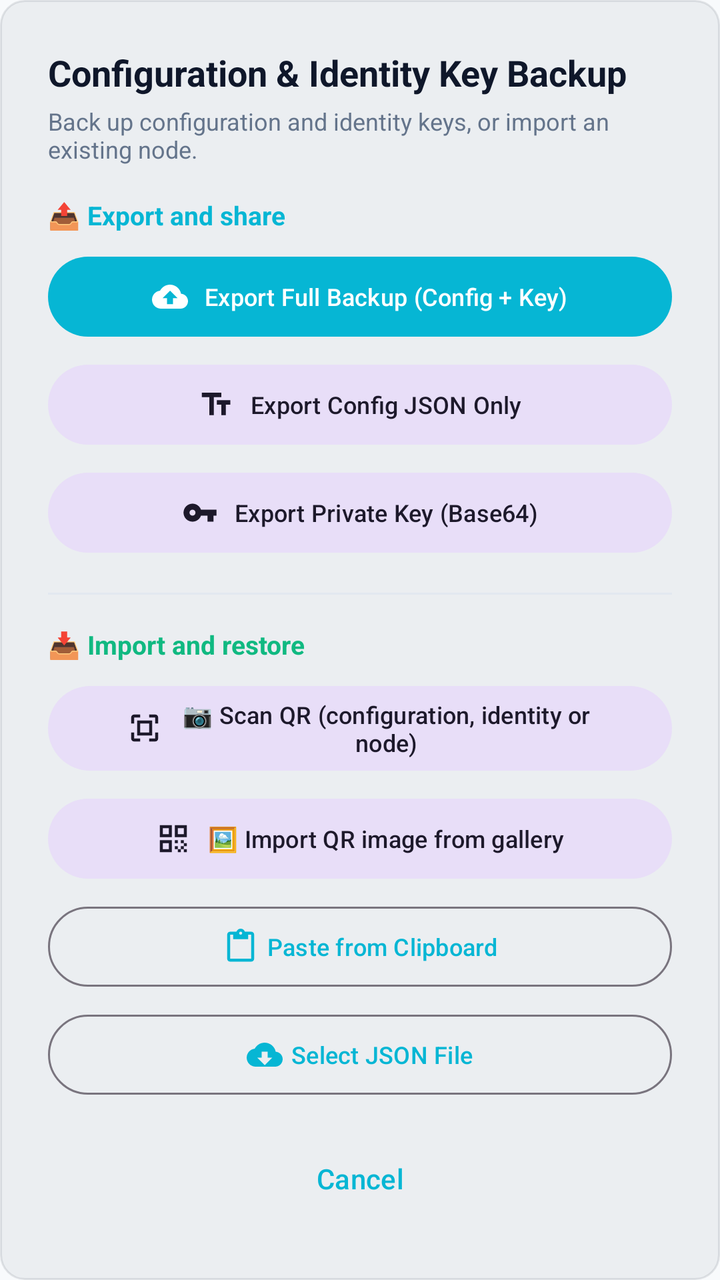
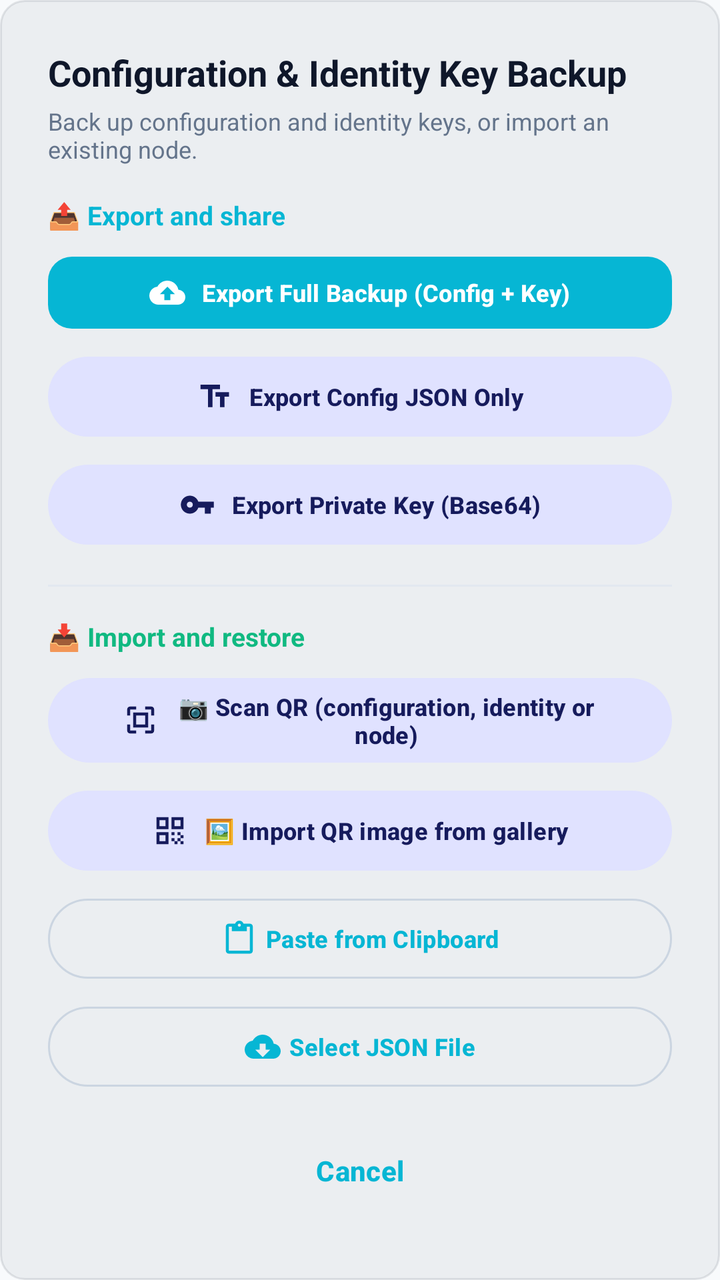

Screens rendered from an Android XML layout before and after an edit, with the pre-edit source and the edit as a unified diff.
<!-- AndroidManifest.xml: application theme Theme.P2ptap -->
<!-- res/layout/dialog_backup.xml -->
<?xml version="1.0" encoding="utf-8"?>
<androidx.core.widget.NestedScrollView xmlns:android="http://schemas.android.com/apk/res/android"
    xmlns:app="http://schemas.android.com/apk/res-auto"
    xmlns:tools="http://schemas.android.com/tools"
    android:layout_width="match_parent"
    android:layout_height="wrap_content"
    android:background="@drawable/bg_code_block">

    <LinearLayout
        android:layout_width="match_parent"
        android:layout_height="wrap_content"
        android:orientation="vertical"
        android:padding="24dp">

        
        <TextView
            android:layout_width="wrap_content"
            android:layout_height="wrap_content"
            android:text="@string/dialog_backup_title"
            android:textColor="@color/text_primary"
            android:textSize="18sp"
            android:textStyle="bold" />

        <TextView
            android:layout_width="wrap_content"
            android:layout_height="wrap_content"
            android:layout_marginTop="4dp"
            android:layout_marginBottom="16dp"
            android:text="@string/backup_description"
            android:textColor="@color/text_secondary"
            android:textSize="12sp" />

        
        <TextView
            android:layout_width="wrap_content"
            android:layout_height="wrap_content"
            android:layout_marginBottom="8dp"
            android:text="@string/backup_export_group"
            android:textColor="@color/brand_primary"
            android:textSize="13sp"
            android:textStyle="bold" />

        <com.google.android.material.button.MaterialButton
            android:id="@+id/btnExportBundle"
            android:layout_width="match_parent"
            android:layout_height="wrap_content"
            android:layout_marginBottom="6dp"
            android:text="@string/action_export_bundle"
            android:textSize="12sp"
            app:icon="@drawable/ic_backup"
            app:iconGravity="textStart" />

        <com.google.android.material.button.MaterialButton
            android:id="@+id/btnExportConfig"
            style="@style/Widget.Material3.Button.TonalButton"
            android:layout_width="match_parent"
            android:layout_height="wrap_content"
            android:layout_marginBottom="6dp"
            android:text="@string/action_export_config_only"
            android:textSize="12sp"
            app:icon="@drawable/ic_text"
            app:iconGravity="textStart" />

        <com.google.android.material.button.MaterialButton
            android:id="@+id/btnExportKey"
            style="@style/Widget.Material3.Button.TonalButton"
            android:layout_width="match_parent"
            android:layout_height="wrap_content"
            android:layout_marginBottom="16dp"
            android:text="@string/action_export_key_only"
            android:textSize="12sp"
            app:icon="@drawable/ic_key"
            app:iconGravity="textStart" />

        <View
            android:layout_width="match_parent"
            android:layout_height="1dp"
            android:layout_marginBottom="16dp"
            android:background="@color/card_stroke" />

        
        <TextView
            android:layout_width="wrap_content"
            android:layout_height="wrap_content"
            android:layout_marginBottom="8dp"
            android:text="@string/backup_import_group"
            android:textColor="@color/status_connected"
            android:textSize="13sp"
            android:textStyle="bold" />

        
        <com.google.android.material.button.MaterialButton
            android:id="@+id/btnScanQrImport"
            style="@style/Widget.Material3.Button.TonalButton"
            android:layout_width="match_parent"
            android:layout_height="wrap_content"
            android:layout_marginBottom="6dp"
            android:text="@string/backup_scan_qr"
            android:textSize="12sp"
            app:icon="@drawable/ic_qr_scan"
            app:iconGravity="textStart" />

        
        <com.google.android.material.button.MaterialButton
            android:id="@+id/btnGalleryQrImport"
            style="@style/Widget.Material3.Button.TonalButton"
            android:layout_width="match_parent"
            android:layout_height="wrap_content"
            android:layout_marginBottom="6dp"
            android:text="@string/backup_gallery_qr"
            android:textSize="12sp"
            app:icon="@drawable/ic_qr_code"
            app:iconGravity="textStart" />

        
        <com.google.android.material.button.MaterialButton
            android:id="@+id/btnPasteImport"
            style="@style/Widget.Material3.Button.OutlinedButton"
            android:layout_width="match_parent"
            android:layout_height="wrap_content"
            android:layout_marginBottom="6dp"
            android:text="@string/opt_paste_clipboard"
            android:textSize="12sp"
            app:icon="@drawable/ic_paste"
            app:iconGravity="textStart" />

        
        <com.google.android.material.button.MaterialButton
            android:id="@+id/btnFileImport"
            style="@style/Widget.Material3.Button.OutlinedButton"
            android:layout_width="match_parent"
            android:layout_height="wrap_content"
            android:layout_marginBottom="6dp"
            android:text="@string/opt_choose_file"
            android:textSize="12sp"
            app:icon="@drawable/ic_restore"
            app:iconGravity="textStart" />

        
        <com.google.android.material.button.MaterialButton
            android:id="@+id/btnCancelBackup"
            style="@style/Widget.Material3.Button.TextButton"
            android:layout_width="match_parent"
            android:layout_height="wrap_content"
            android:layout_marginTop="8dp"
            android:text="@string/btn_cancel" />

    </LinearLayout>
</androidx.core.widget.NestedScrollView>
<!-- resources referenced by this layout -->
<resources>
  <color name="brand_primary">#06B6D4</color>
  <color name="card_stroke">#E2E8F0</color>
  <color name="text_primary">#0F172A</color>
  <color name="text_secondary">#64748B</color>
  <style name="Base.Theme.P2ptap" parent="Theme.Material3.DayNight.NoActionBar">
          <item name="colorPrimary">@color/brand_primary</item>
          <item name="colorOnPrimary">@color/white</item>
          <item name="colorSecondary">@color/brand_secondary</item>
          <item name="colorOnSecondary">@color/white</item>
          <item name="colorSurface">@color/card_bg</item>
          <item name="colorOnSurface">@color/text_primary</item>
          <item name="colorSurfaceVariant">@color/card_elevated</item>
          <item name="colorOnSurfaceVariant">@color/text_secondary</item>
          <item name="android:statusBarColor">@color/window_bg</item>
          <item name="android:windowLightStatusBar">true</item>
          <item name="android:navigationBarColor">@color/window_bg</item>
          <item name="android:windowLightNavigationBar" tools:targetApi="o_mr1">true</item>
          <item name="android:windowBackground">@color/window_bg</item>
      </style>
  <color name="white">#FFFFFFFF</color>
  <color name="brand_secondary">#6366F1</color>
  <color name="card_bg">#FFFFFF</color>
  <color name="card_elevated">#F1F5F9</color>
  <!-- unchanged entries left out for length: 23 -->
</resources>

<!-- the commit's change to res/layout/dialog_backup.xml (unified diff, before → after) -->
@@ -17,7 +17,7 @@
             android:layout_width="wrap_content"
             android:layout_height="wrap_content"
             android:text="@string/dialog_backup_title"
-            android:textColor="@color/text_primary"
+            android:textColor="?attr/colorOnSurface"
             android:textSize="18sp"
             android:textStyle="bold" />
 
@@ -27,7 +27,7 @@
             android:layout_marginTop="4dp"
             android:layout_marginBottom="16dp"
             android:text="@string/backup_description"
-            android:textColor="@color/text_secondary"
+            android:textColor="?attr/colorOnSurfaceVariant"
             android:textSize="12sp" />
 
         
@@ -36,7 +36,7 @@
             android:layout_height="wrap_content"
             android:layout_marginBottom="8dp"
             android:text="@string/backup_export_group"
-            android:textColor="@color/brand_primary"
+            android:textColor="?attr/colorPrimary"
             android:textSize="13sp"
             android:textStyle="bold" />
 
@@ -76,7 +76,7 @@
             android:layout_width="match_parent"
             android:layout_height="1dp"
             android:layout_marginBottom="16dp"
-            android:background="@color/card_stroke" />
+            android:background="?attr/colorOutlineVariant" />
 
         
         <TextView
<!-- resource entries referenced after the edit -->
@@ -1,28 +1,202 @@
 <!-- resources referenced by this layout -->
 <resources>
-  <color name="brand_primary">#06B6D4</color>
-  <color name="card_stroke">#E2E8F0</color>
-  <color name="text_primary">#0F172A</color>
-  <color name="text_secondary">#64748B</color>
   <style name="Base.Theme.P2ptap" parent="Theme.Material3.DayNight.NoActionBar">
-          <item name="colorPrimary">@color/brand_primary</item>
-          <item name="colorOnPrimary">@color/white</item>
-          <item name="colorSecondary">@color/brand_secondary</item>
-          <item name="colorOnSecondary">@color/white</item>
-          <item name="colorSurface">@color/card_bg</item>
-          <item name="colorOnSurface">@color/text_primary</item>
-          <item name="colorSurfaceVariant">@color/card_elevated</item>
-          <item name="colorOnSurfaceVariant">@color/text_secondary</item>
+          
+          <item name="colorPrimary">@color/md_primary</item>
+          <item name="colorOnPrimary">@color/md_on_primary</item>
+          <item name="colorPrimaryContainer">@color/md_primary_container</item>
+          <item name="colorOnPrimaryContainer">@color/md_on_primary_container</item>
+          <item name="colorPrimaryInverse">@color/md_primary_inverse</item>
+          <item name="colorSecondary">@color/md_secondary</item>
+          <item name="colorOnSecondary">@color/md_on_secondary</item>
+          <item name="colorSecondaryContainer">@color/md_secondary_container</item>
+          <item name="colorOnSecondaryContainer">@color/md_on_secondary_container</item>
+          <item name="colorTertiary">@color/md_tertiary</item>
+          <item name="colorOnTertiary">@color/md_on_tertiary</item>
+          <item name="colorTertiaryContainer">@color/md_tertiary_container</item>
+          <item name="colorOnTertiaryContainer">@color/md_on_tertiary_container</item>
+          <item name="colorError">@color/md_error</item>
+          <item name="colorOnError">@color/md_on_error</item>
+          <item name="colorErrorContainer">@color/md_error_container</item>
+          <item name="colorOnErrorContainer">@color/md_on_error_container</item>
+          <item name="android:colorBackground">@color/md_background</item>
+          <item name="colorOnBackground">@color/md_on_background</item>
+          <item name="colorSurface">@color/md_surface</item>
+          <item name="colorOnSurface">@color/md_on_surface</item>
+          <item name="colorSurfaceContainerLowest">@color/md_surface_container_lowest</item>
+          <item name="colorSurfaceContainerLow">@color/md_surface_container_low</item>
+          <item name="colorSurfaceContainer">@color/md_surface_container</item>
+          <item name="colorSurfaceContainerHigh">@color/md_surface_container_high</item>
+          <item name="colorSurfaceContainerHighest">@color/md_surface_container_highest</item>
+          <item name="colorSurfaceVariant">@color/md_surface_variant</item>
+          <item name="colorOnSurfaceVariant">@color/md_on_surface_variant</item>
+          <item name="colorSurfaceInverse">@color/md_surface_inverse</item>
+          <item name="colorOnSurfaceInverse">@color/md_on_surface_inverse</item>
+          <item name="colorOutline">@color/md_outline</item>
+          <item name="colorOutlineVariant">@color/md_outline_variant</item>
+          <item name="android:colorControlHighlight">@color/md_scrim</item>
+  
+          
+          <item name="shapeAppearanceSmallComponent">@style/ShapeAppearance.P2ptap.Small</item>
+          <item name="shapeAppearanceMediumComponent">@style/ShapeAppearance.P2ptap.Medium</item>
+          <item name="shapeAppearanceLargeComponent">@style/ShapeAppearance.P2ptap.Large</item>
+  
+          
+          <item name="textAppearanceDisplayLarge">@style/TextAppearance.P2ptap.DisplayLarge</item>
+          <item name="textAppearanceDisplayMedium">@style/TextAppearance.P2ptap.DisplayMedium</item>
+          <item name="textAppearanceDisplaySmall">@style/TextAppearance.P2ptap.DisplaySmall</item>
+          <item name="textAppearanceHeadlineMedium">@style/TextAppearance.P2ptap.HeadlineMedium</item>
+          <item name="textAppearanceHeadlineSmall">@style/TextAppearance.P2ptap.HeadlineSmall</item>
+          <item name="textAppearanceTitleLarge">@style/TextAppearance.P2ptap.TitleLarge</item>
+          <item name="textAppearanceTitleMedium">@style/TextAppearance.P2ptap.TitleMedium</item>
+          <item name="textAppearanceTitleSmall">@style/TextAppearance.P2ptap.TitleSmall</item>
+          <item name="textAppearanceBodyLarge">@style/TextAppearance.P2ptap.BodyLarge</item>
+          <item name="textAppearanceBodyMedium">@style/TextAppearance.P2ptap.BodyMedium</item>
+          <item name="textAppearanceBodySmall">@style/TextAppearance.P2ptap.BodySmall</item>
+          <item name="textAppearanceLabelLarge">@style/TextAppearance.P2ptap.LabelLarge</item>
+          <item name="textAppearanceLabelMedium">@style/TextAppearance.P2ptap.LabelMedium</item>
+          <item name="textAppearanceLabelSmall">@style/TextAppearance.P2ptap.LabelSmall</item>
+  
+          
+          <item name="materialButtonStyle">@style/Widget.P2ptap.Button</item>
+          <item name="materialAlertDialogTheme">@style/ThemeOverlay.P2ptap.Dialog</item>
+  
+          
           <item name="android:statusBarColor">@color/window_bg</item>
           <item name="android:windowLightStatusBar">true</item>
           <item name="android:navigationBarColor">@color/window_bg</item>
           <item name="android:windowLightNavigationBar" tools:targetApi="o_mr1">true</item>
           <item name="android:windowBackground">@color/window_bg</item>
       </style>
-  <color name="white">#FFFFFFFF</color>
-  <color name="brand_secondary">#6366F1</color>
-  <color name="card_bg">#FFFFFF</color>
-  <color name="card_elevated">#F1F5F9</color>
+  <color name="md_primary">#06B6D4</color>
+  <color name="md_on_primary">#FFFFFF</color>
+  <color name="md_primary_container">#CFF7FF</color>
+  <color name="md_on_primary_container">#001E24</color>
+  <color name="md_primary_inverse">#53E3F4</color>
+  <color name="md_secondary">#6366F1</color>
+  <color name="md_on_secondary">#FFFFFF</color>
+  <color name="md_secondary_container">#E0E2FF</color>
+  <color name="md_on_secondary_container">#161B5C</color>
+  <color name="md_tertiary">#10B981</color>
+  <color name="md_on_tertiary">#FFFFFF</color>
+  <color name="md_tertiary_container">#B5F5D9</color>
+  <color name="md_on_tertiary_container">#003820</color>
+  <color name="md_error">#EF4444</color>
+  <color name="md_on_error">#FFFFFF</color>
+  <color name="md_error_container">#FFE8E8</color>
+  <color name="md_on_error_container">#4A0000</color>
+  <color name="md_background">#F8FAFC</color>
+  <color name="md_on_background">#0F172A</color>
+  <color name="md_surface">#FFFFFF</color>
+  <color name="md_on_surface">#0F172A</color>
+  <color name="md_surface_container_lowest">#FFFFFF</color>
+  <color name="md_surface_container_low">#F8FAFC</color>
+  <color name="md_surface_container">#F1F5F9</color>
+  <color name="md_surface_container_high">#E9EEF3</color>
+  <color name="md_surface_container_highest">#E2E8F0</color>
+  <color name="md_surface_variant">#E2E8F0</color>
+  <color name="md_on_surface_variant">#64748B</color>
+  <color name="md_surface_inverse">#1E293B</color>
+  <color name="md_on_surface_inverse">#FFFFFF</color>
+  <color name="md_outline">#CBD5E1</color>
+  <color name="md_outline_variant">#E2E8F0</color>
+  <color name="md_scrim">#69000000</color>
+  <style name="ShapeAppearance.P2ptap.Small" parent="ShapeAppearance.Material3.SmallComponent">
+          <item name="cornerFamily">rounded</item>
+          <item name="cornerSize">12dp</item>
+      </style>
+  <style name="ShapeAppearance.P2ptap.Medium" parent="ShapeAppearance.Material3.MediumComponent">
+          <item name="cornerFamily">rounded</item>
+          <item name="cornerSize">16dp</item>
+      </style>
+  <style name="ShapeAppearance.P2ptap.Large" parent="ShapeAppearance.Material3.LargeComponent">
+          <item name="cornerFamily">rounded</item>
+          <item name="cornerSize">24dp</item>
+      </style>
+  <style name="TextAppearance.P2ptap.DisplayLarge" parent="TextAppearance.Material3.DisplayLarge">
+          <item name="android:textSize">57sp</item>
+          <item name="android:letterSpacing">-0.015</item>
+      </style>
+  <style name="TextAppearance.P2ptap.DisplayMedium" parent="TextAppearance.Material3.DisplayMedium">
+          <item name="android:textSize">45sp</item>
+          <item name="android:letterSpacing">-0.01</item>
+      </style>
+  <style name="TextAppearance.P2ptap.DisplaySmall" parent="TextAppearance.Material3.DisplaySmall">
+          <item name="android:textSize">36sp</item>
+          <item name="android:letterSpacing">0</item>
+      </style>
+  <style name="TextAppearance.P2ptap.HeadlineMedium" parent="TextAppearance.Material3.HeadlineMedium">
+          <item name="android:textSize">28sp</item>
+          <item name="android:letterSpacing">0</item>
+      </style>
+  <style name="TextAppearance.P2ptap.HeadlineSmall" parent="TextAppearance.Material3.HeadlineSmall">
+          <item name="android:textSize">22sp</item>
+          <item name="android:letterSpacing">0</item>
+      </style>
+  <style name="TextAppearance.P2ptap.TitleLarge" parent="TextAppearance.Material3.TitleLarge">
+          <item name="android:textSize">22sp</item>
+          <item name="android:letterSpacing">0</item>
+      </style>
+  <style name="TextAppearance.P2ptap.TitleMedium" parent="TextAppearance.Material3.TitleMedium">
+          <item name="android:textSize">16sp</item>
+          <item name="android:letterSpacing">0.01</item>
+          <item name="android:textStyle">bold</item>
+      </style>
+  <style name="TextAppearance.P2ptap.TitleSmall" parent="TextAppearance.Material3.TitleSmall">
+          <item name="android:textSize">14sp</item>
+          <item name="android:letterSpacing">0.01</item>
+          <item name="android:textStyle">bold</item>
+      </style>
+  <style name="TextAppearance.P2ptap.BodyLarge" parent="TextAppearance.Material3.BodyLarge">
+          <item name="android:textSize">16sp</item>
+          <item name="android:letterSpacing">0.01</item>
+      </style>
+  <style name="TextAppearance.P2ptap.BodyMedium" parent="TextAppearance.Material3.BodyMedium">
+          <item name="android:textSize">14sp</item>
+          <item name="android:letterSpacing">0.01</item>
+      </style>
+  <style name="TextAppearance.P2ptap.BodySmall" parent="TextAppearance.Material3.BodySmall">
+          <item name="android:textSize">12sp</item>
+          <item name="android:letterSpacing">0.04</item>
+      </style>
+  <style name="TextAppearance.P2ptap.LabelLarge" parent="TextAppearance.Material3.LabelLarge">
+          <item name="android:textSize">14sp</item>
+          <item name="android:letterSpacing">0.01</item>
+          <item name="android:textStyle">bold</item>
+      </style>
+  <style name="TextAppearance.P2ptap.LabelMedium" parent="TextAppearance.Material3.LabelMedium">
+          <item name="android:textSize">12sp</item>
+          <item name="android:letterSpacing">0.04</item>
+          <item name="android:textStyle">bold</item>
+      </style>
+  <style name="TextAppearance.P2ptap.LabelSmall" parent="TextAppearance.Material3.LabelSmall">
+          <item name="android:textSize">11sp</item>
+          <item name="android:letterSpacing">0.06</item>
+          <item name="android:textStyle">bold</item>
+      </style>
+  <style name="Widget.P2ptap.Button" parent="Widget.Material3.Button">
+          <item name="shapeAppearance">@style/ShapeAppearance.P2ptap.Small</item>
+          <item name="android:textSize">14sp</item>
+          <item name="textAllCaps">false</item>
+          <item name="android:minHeight">44dp</item>
+          <item name="android:letterSpacing">0.01</item>
+      </style>
+  <style name="ThemeOverlay.P2ptap.Dialog" parent="ThemeOverlay.Material3.MaterialAlertDialog">
+          <item name="shapeAppearanceMediumComponent">@style/ShapeAppearance.P2ptap.Medium</item>
+          <item name="dialogCornerRadius">16dp</item>
+          <item name="materialAlertDialogTitleTextStyle">@style/TextAppearance.P2ptap.TitleMedium</item>
+          <item name="materialAlertDialogBodyTextStyle">@style/TextAppearance.P2ptap.BodyMedium</item>
+          <item name="buttonBarPositiveButtonStyle">@style/Widget.P2ptap.Button.TextButton</item>
+          <item name="buttonBarNegativeButtonStyle">@style/Widget.P2ptap.Button.TextButton</item>
+          <item name="buttonBarNeutralButtonStyle">@style/Widget.P2ptap.Button.TextButton</item>
+      </style>
+  <style name="Widget.P2ptap.Button.TextButton" parent="Widget.Material3.Button.TextButton">
+          <item name="shapeAppearance">@style/ShapeAppearance.P2ptap.Small</item>
+          <item name="android:textSize">14sp</item>
+          <item name="textAllCaps">false</item>
+          <item name="android:minHeight">44dp</item>
+          <item name="android:letterSpacing">0.01</item>
+      </style>
   <!-- unchanged entries left out for length: 23 -->
 </resources>
 
